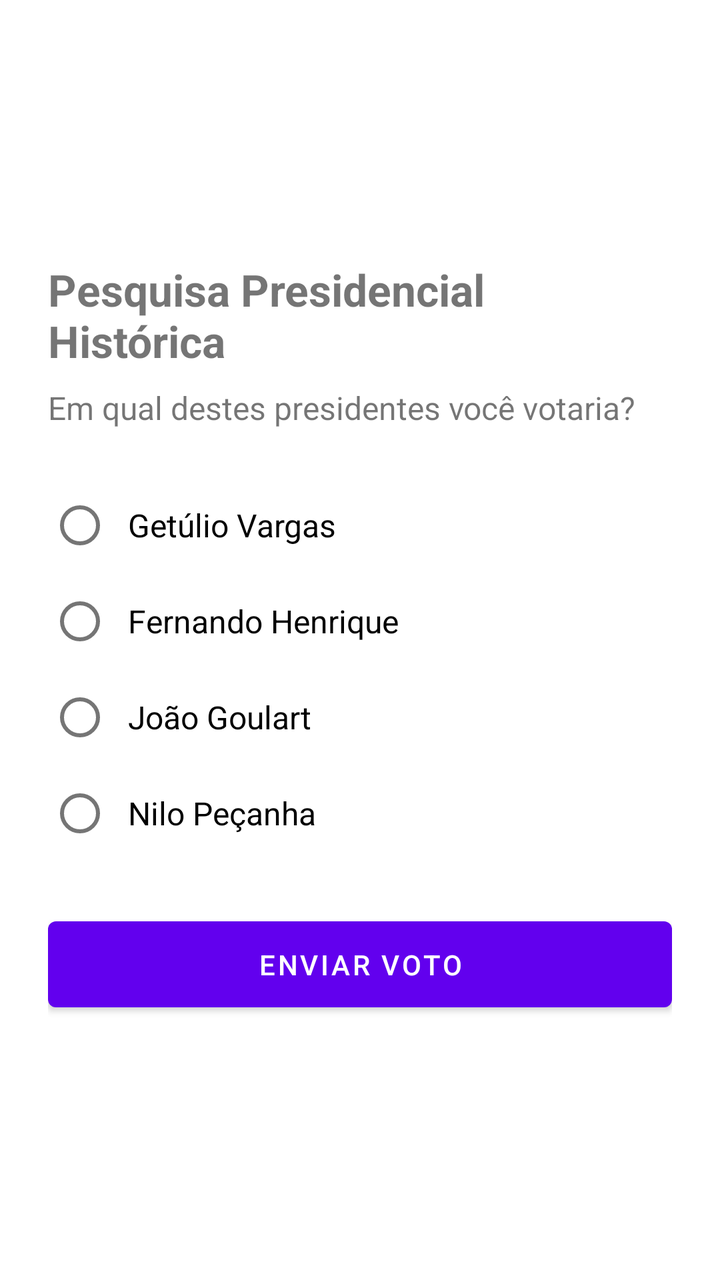
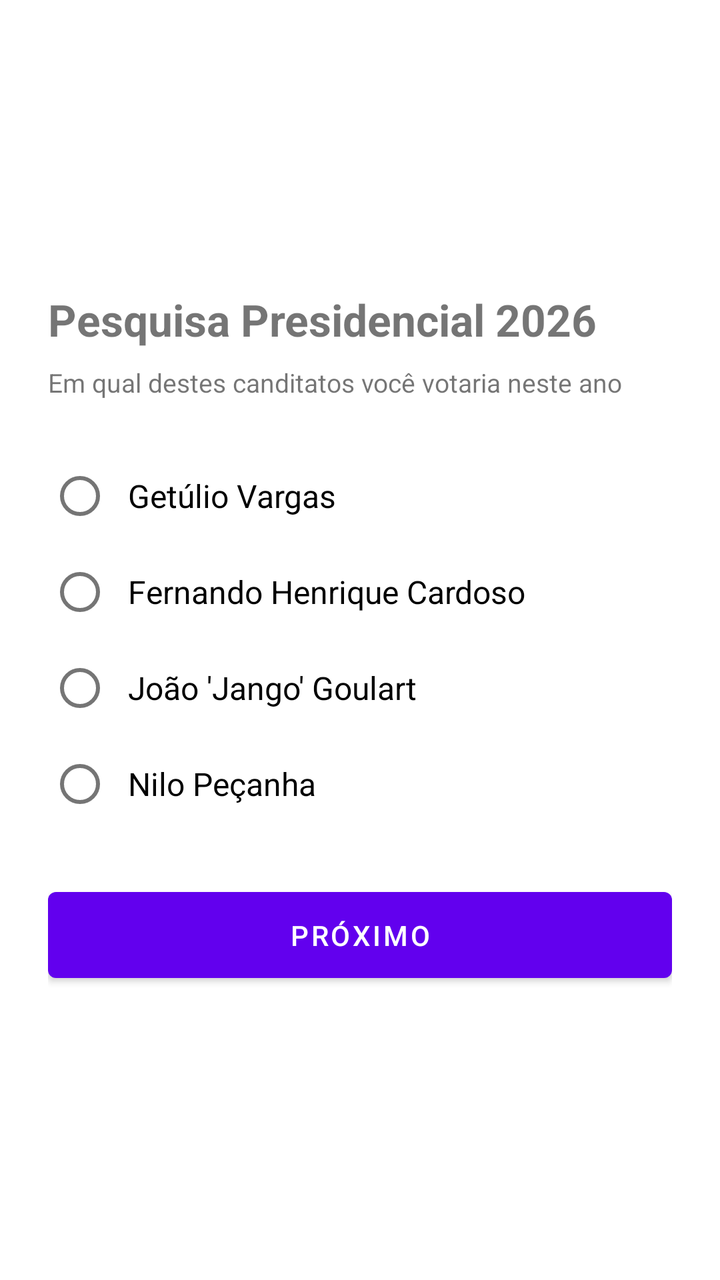

Screens rendered from an Android XML layout before and after an edit, with the pre-edit source and the edit as a unified diff.
<!-- AndroidManifest.xml: activity theme Theme.IBGE -->
<!-- res/layout/activity_survey.xml -->
<?xml version="1.0" encoding="utf-8"?>
<LinearLayout xmlns:android="http://schemas.android.com/apk/res/android"
    android:layout_width="match_parent"
    android:layout_height="match_parent"
    android:orientation="vertical"
    android:padding="24dp"
    android:gravity="center_vertical">

    <TextView
        android:layout_width="wrap_content"
        android:layout_height="wrap_content"
        android:text="Pesquisa Presidencial Histórica"
        android:textSize="22sp"
        android:textStyle="bold"
        android:layout_marginBottom="8dp" />

    <TextView
        android:layout_width="wrap_content"
        android:layout_height="wrap_content"
        android:text="Em qual destes presidentes você votaria?"
        android:textSize="16sp"
        android:layout_marginBottom="24dp" />

    <RadioGroup
        android:id="@+id/radioGroupPresidents"
        android:layout_width="match_parent"
        android:layout_height="wrap_content"
        android:layout_marginBottom="24dp">

        <RadioButton
            android:id="@+id/rbGetulio"
            android:layout_width="match_parent"
            android:layout_height="wrap_content"
            android:text="Getúlio Vargas"
            android:textSize="16sp"
            android:padding="8dp" />

        <RadioButton
            android:id="@+id/rbFhc"
            android:layout_width="match_parent"
            android:layout_height="wrap_content"
            android:text="Fernando Henrique"
            android:textSize="16sp"
            android:padding="8dp" />

        <RadioButton
            android:id="@+id/rbJango"
            android:layout_width="match_parent"
            android:layout_height="wrap_content"
            android:text="João Goulart"
            android:textSize="16sp"
            android:padding="8dp" />

        <RadioButton
            android:id="@+id/rbNilo"
            android:layout_width="match_parent"
            android:layout_height="wrap_content"
            android:text="Nilo Peçanha"
            android:textSize="16sp"
            android:padding="8dp" />
    </RadioGroup>

    <com.google.android.material.button.MaterialButton
        android:id="@+id/btnSubmitVote"
        android:layout_width="match_parent"
        android:layout_height="wrap_content"
        android:text="Enviar Voto"
        android:padding="12dp" />

</LinearLayout>
<!-- resources referenced by this layout -->
<resources>
  <style name="Theme.IBGE" parent="Theme.MaterialComponents.DayNight.NoActionBar" />
</resources>

<!-- the commit's change to res/layout/activity_survey.xml (unified diff, before → after) -->
@@ -9,7 +9,7 @@
     <TextView
         android:layout_width="wrap_content"
         android:layout_height="wrap_content"
-        android:text="Pesquisa Presidencial Histórica"
+        android:text="Pesquisa Presidencial 2026"
         android:textSize="22sp"
         android:textStyle="bold"
         android:layout_marginBottom="8dp" />
@@ -17,8 +17,8 @@
     <TextView
         android:layout_width="wrap_content"
         android:layout_height="wrap_content"
-        android:text="Em qual destes presidentes você votaria?"
-        android:textSize="16sp"
+        android:text="Em qual destes canditatos você votaria neste ano"
+        android:textSize="13sp"
         android:layout_marginBottom="24dp" />
 
     <RadioGroup
@@ -39,7 +39,7 @@
             android:id="@+id/rbFhc"
             android:layout_width="match_parent"
             android:layout_height="wrap_content"
-            android:text="Fernando Henrique"
+            android:text="Fernando Henrique Cardoso"
             android:textSize="16sp"
             android:padding="8dp" />
 
@@ -47,7 +47,7 @@
             android:id="@+id/rbJango"
             android:layout_width="match_parent"
             android:layout_height="wrap_content"
-            android:text="João Goulart"
+            android:text="João 'Jango' Goulart"
             android:textSize="16sp"
             android:padding="8dp" />
 
@@ -64,7 +64,7 @@
         android:id="@+id/btnSubmitVote"
         android:layout_width="match_parent"
         android:layout_height="wrap_content"
-        android:text="Enviar Voto"
+        android:text="Próximo"
         android:padding="12dp" />
 
 </LinearLayout>
